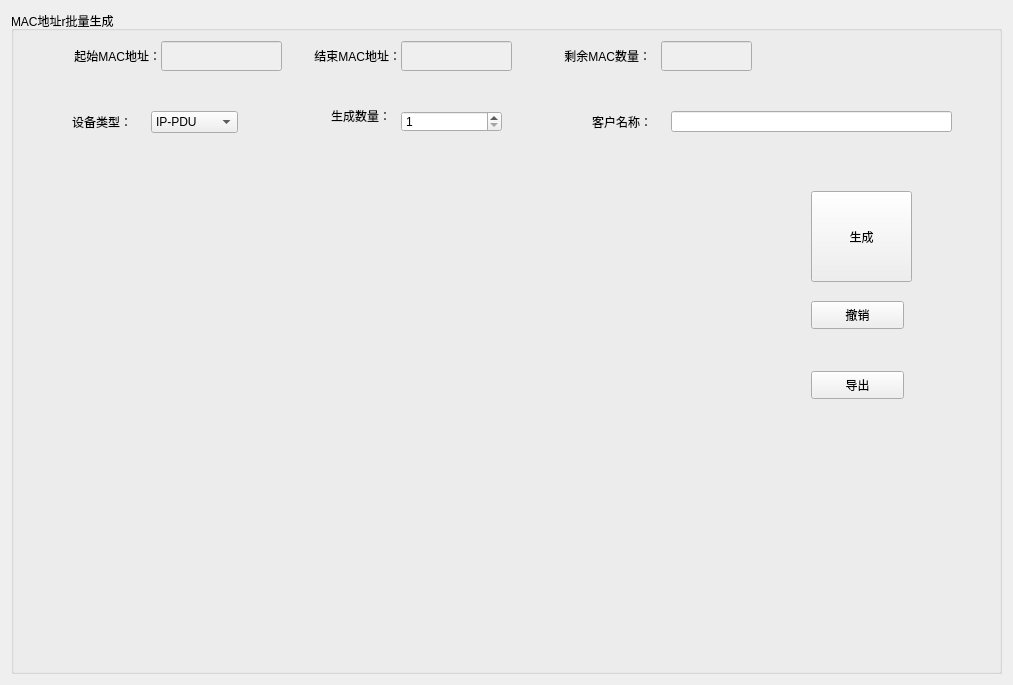
This is MacAddr/creates/createmaclistwid.ui in ChinaClever/PDU-MacAddr as Qt 5 draws it before an edit. The edited form follows.
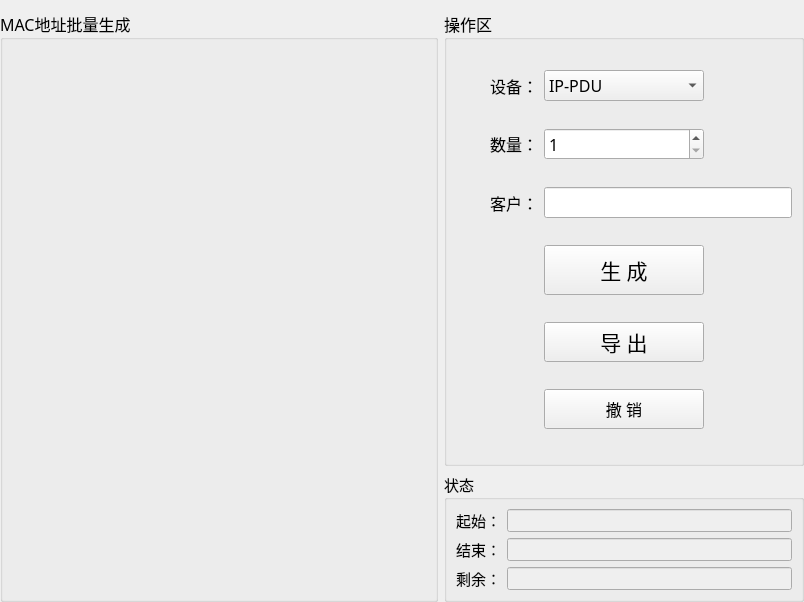
This is the edited form.

Commit message: MAC地址完成

Diff of the .ui file:
```diff
--- a/MacAddr/creates/createmaclistwid.ui
+++ b/MacAddr/creates/createmaclistwid.ui
@@ -6,144 +6,53 @@
    <rect>
     <x>0</x>
     <y>0</y>
-    <width>1013</width>
-    <height>685</height>
+    <width>804</width>
+    <height>602</height>
    </rect>
   </property>
+  <property name="font">
+   <font>
+    <family>微软雅黑</family>
+    <pointsize>12</pointsize>
+   </font>
+  </property>
   <property name="windowTitle">
    <string>Form</string>
   </property>
-  <layout class="QGridLayout" name="gridLayout">
-   <item row="0" column="0">
-    <widget class="QGroupBox" name="groupBox">
+  <layout class="QGridLayout" name="gridLayout_4">
+   <property name="leftMargin">
+    <number>0</number>
+   </property>
+   <property name="rightMargin">
+    <number>0</number>
+   </property>
+   <property name="bottomMargin">
+    <number>0</number>
+   </property>
+   <item row="0" column="1">
+    <widget class="QGroupBox" name="groupBox_3">
+     <property name="maximumSize">
+      <size>
+       <width>360</width>
+       <height>16777215</height>
+      </size>
+     </property>
      <property name="title">
-      <string>MAC地址r批量生成</string>
+      <string>操作区</string>
      </property>
-     <widget class="QLabel" name="label_2">
-      <property name="geometry">
-       <rect>
-        <x>289</x>
-        <y>90</y>
-        <width>91</width>
-        <height>30</height>
-       </rect>
-      </property>
-      <property name="text">
-       <string>生成数量：</string>
-      </property>
-      <property name="alignment">
-       <set>Qt::AlignRight|Qt::AlignTrailing|Qt::AlignVCenter</set>
-      </property>
-     </widget>
-     <widget class="QSpinBox" name="spinBox">
-      <property name="geometry">
-       <rect>
-        <x>390</x>
-        <y>100</y>
-        <width>101</width>
-        <height>21</height>
-       </rect>
-      </property>
-      <property name="minimum">
-       <number>1</number>
-      </property>
-      <property name="maximum">
-       <number>9999</number>
-      </property>
-     </widget>
-     <widget class="QLineEdit" name="countEdit">
-      <property name="enabled">
-       <bool>false</bool>
-      </property>
-      <property name="geometry">
-       <rect>
-        <x>650</x>
-        <y>30</y>
-        <width>91</width>
-        <height>30</height>
-       </rect>
-      </property>
-     </widget>
-     <widget class="QLineEdit" name="nameEdit">
-      <property name="geometry">
-       <rect>
-        <x>660</x>
-        <y>100</y>
-        <width>281</width>
-        <height>21</height>
-       </rect>
-      </property>
-     </widget>
-     <widget class="QLabel" name="label">
-      <property name="geometry">
-       <rect>
-        <x>550</x>
-        <y>90</y>
-        <width>91</width>
-        <height>41</height>
-       </rect>
-      </property>
-      <property name="text">
-       <string>客户名称：</string>
-      </property>
-      <property name="alignment">
-       <set>Qt::AlignRight|Qt::AlignTrailing|Qt::AlignVCenter</set>
-      </property>
-     </widget>
-     <widget class="QLineEdit" name="startEdit">
-      <property name="enabled">
-       <bool>false</bool>
-      </property>
-      <property name="geometry">
-       <rect>
-        <x>150</x>
-        <y>30</y>
-        <width>121</width>
-        <height>30</height>
-       </rect>
-      </property>
-     </widget>
+     <layout class="QGridLayout" name="gridLayout_3">
+      <item row="0" column="0">
      <widget class="QLabel" name="label_3">
-      <property name="geometry">
-       <rect>
-        <x>30</x>
-        <y>90</y>
-        <width>91</width>
-        <height>41</height>
-       </rect>
-      </property>
       <property name="text">
-       <string>设备类型：</string>
+         <string>设备：</string>
       </property>
       <property name="alignment">
        <set>Qt::AlignRight|Qt::AlignTrailing|Qt::AlignVCenter</set>
       </property>
      </widget>
-     <widget class="QLabel" name="label_13">
-      <property name="geometry">
-       <rect>
-        <x>520</x>
-        <y>30</y>
-        <width>120</width>
-        <height>30</height>
-       </rect>
-      </property>
-      <property name="text">
-       <string>剩余MAC数量：</string>
-      </property>
-      <property name="alignment">
-       <set>Qt::AlignRight|Qt::AlignTrailing|Qt::AlignVCenter</set>
-      </property>
-     </widget>
+      </item>
+      <item row="0" column="1">
      <widget class="QComboBox" name="typeBox">
-      <property name="geometry">
-       <rect>
-        <x>140</x>
-        <y>100</y>
-        <width>87</width>
-        <height>22</height>
-       </rect>
-      </property>
       <item>
        <property name="text">
         <string>IP-PDU</string>
@@ -170,100 +79,284 @@
        </property>
       </item>
      </widget>
+      </item>
+      <item row="1" column="0">
+       <widget class="QLabel" name="label_2">
+        <property name="text">
+         <string>数量：</string>
+        </property>
+        <property name="alignment">
+         <set>Qt::AlignRight|Qt::AlignTrailing|Qt::AlignVCenter</set>
+        </property>
+       </widget>
+      </item>
+      <item row="1" column="1">
+       <widget class="QSpinBox" name="spinBox">
+        <property name="minimum">
+         <number>1</number>
+        </property>
+        <property name="maximum">
+         <number>9999</number>
+        </property>
+       </widget>
+      </item>
+      <item row="2" column="0">
+       <widget class="QLabel" name="label">
+        <property name="text">
+         <string>客户：</string>
+        </property>
+        <property name="alignment">
+         <set>Qt::AlignRight|Qt::AlignTrailing|Qt::AlignVCenter</set>
+        </property>
+       </widget>
+      </item>
+      <item row="2" column="1" colspan="2">
+       <widget class="QLineEdit" name="nameEdit"/>
+      </item>
+      <item row="3" column="0">
+       <spacer name="horizontalSpacer">
+        <property name="orientation">
+         <enum>Qt::Horizontal</enum>
+        </property>
+        <property name="sizeHint" stdset="0">
+         <size>
+          <width>81</width>
+          <height>20</height>
+         </size>
+        </property>
+       </spacer>
+      </item>
+      <item row="3" column="1">
+       <widget class="QPushButton" name="createBtn">
+        <property name="minimumSize">
+         <size>
+          <width>160</width>
+          <height>50</height>
+         </size>
+        </property>
+        <property name="maximumSize">
+         <size>
+          <width>200</width>
+          <height>16777215</height>
+         </size>
+        </property>
+        <property name="font">
+         <font>
+          <family>微软雅黑</family>
+          <pointsize>16</pointsize>
+         </font>
+        </property>
+        <property name="text">
+         <string>生 成</string>
+        </property>
+       </widget>
+      </item>
+      <item row="3" column="2">
+       <spacer name="horizontalSpacer_2">
+        <property name="orientation">
+         <enum>Qt::Horizontal</enum>
+        </property>
+        <property name="sizeHint" stdset="0">
+         <size>
+          <width>81</width>
+          <height>20</height>
+         </size>
+        </property>
+       </spacer>
+      </item>
+      <item row="4" column="0">
+       <spacer name="horizontalSpacer_5">
+        <property name="orientation">
+         <enum>Qt::Horizontal</enum>
+        </property>
+        <property name="sizeHint" stdset="0">
+         <size>
+          <width>81</width>
+          <height>20</height>
+         </size>
+        </property>
+       </spacer>
+      </item>
+      <item row="4" column="1">
+       <widget class="QPushButton" name="exportBtn">
+        <property name="minimumSize">
+         <size>
+          <width>160</width>
+          <height>40</height>
+         </size>
+        </property>
+        <property name="maximumSize">
+         <size>
+          <width>200</width>
+          <height>16777215</height>
+         </size>
+        </property>
+        <property name="font">
+         <font>
+          <family>微软雅黑</family>
+          <pointsize>16</pointsize>
+         </font>
+        </property>
+        <property name="text">
+         <string>导 出</string>
+        </property>
+       </widget>
+      </item>
+      <item row="4" column="2">
+       <spacer name="horizontalSpacer_3">
+        <property name="orientation">
+         <enum>Qt::Horizontal</enum>
+        </property>
+        <property name="sizeHint" stdset="0">
+         <size>
+          <width>81</width>
+          <height>20</height>
+         </size>
+        </property>
+       </spacer>
+      </item>
+      <item row="5" column="0">
+       <spacer name="horizontalSpacer_6">
+        <property name="orientation">
+         <enum>Qt::Horizontal</enum>
+        </property>
+        <property name="sizeHint" stdset="0">
+         <size>
+          <width>81</width>
+          <height>20</height>
+         </size>
+        </property>
+       </spacer>
+      </item>
+      <item row="5" column="1">
      <widget class="QPushButton" name="revokeBtn">
-      <property name="geometry">
-       <rect>
-        <x>800</x>
-        <y>290</y>
-        <width>93</width>
-        <height>28</height>
-       </rect>
+        <property name="minimumSize">
+         <size>
+          <width>160</width>
+          <height>40</height>
+         </size>
+        </property>
+        <property name="maximumSize">
+         <size>
+          <width>200</width>
+          <height>16777215</height>
+         </size>
       </property>
       <property name="text">
-       <string>撤销</string>
-      </property>
-     </widget>
-     <widget class="QWidget" name="widget" native="true">
-      <property name="geometry">
-       <rect>
-        <x>20</x>
-        <y>150</y>
-        <width>731</width>
-        <height>461</height>
-       </rect>
-      </property>
-     </widget>
+         <string>撤 销</string>
+        </property>
+       </widget>
+      </item>
+      <item row="5" column="2">
+       <spacer name="horizontalSpacer_4">
+        <property name="orientation">
+         <enum>Qt::Horizontal</enum>
+        </property>
+        <property name="sizeHint" stdset="0">
+         <size>
+          <width>81</width>
+          <height>20</height>
+         </size>
+        </property>
+       </spacer>
+      </item>
+     </layout>
+    </widget>
+   </item>
+   <item row="1" column="1">
+    <widget class="QGroupBox" name="groupBox_2">
+     <property name="maximumSize">
+      <size>
+       <width>360</width>
+       <height>130</height>
+      </size>
+     </property>
+     <property name="font">
+      <font>
+       <family>微软雅黑</family>
+       <pointsize>11</pointsize>
+      </font>
+     </property>
+     <property name="title">
+      <string>状态</string>
+     </property>
+     <layout class="QGridLayout" name="gridLayout_2">
+      <item row="0" column="0">
      <widget class="QLabel" name="label_5">
-      <property name="geometry">
-       <rect>
-        <x>30</x>
-        <y>30</y>
-        <width>120</width>
-        <height>30</height>
-       </rect>
-      </property>
       <property name="text">
-       <string>起始MAC地址：</string>
+         <string>起始：</string>
       </property>
       <property name="alignment">
        <set>Qt::AlignRight|Qt::AlignTrailing|Qt::AlignVCenter</set>
       </property>
      </widget>
+      </item>
+      <item row="0" column="1">
+       <widget class="QLineEdit" name="startEdit">
+        <property name="enabled">
+         <bool>false</bool>
+        </property>
+       </widget>
+      </item>
+      <item row="1" column="0">
      <widget class="QLabel" name="label_6">
-      <property name="geometry">
-       <rect>
-        <x>270</x>
-        <y>30</y>
-        <width>120</width>
-        <height>30</height>
-       </rect>
-      </property>
       <property name="text">
-       <string>结束MAC地址：</string>
+         <string>结束：</string>
       </property>
       <property name="alignment">
        <set>Qt::AlignRight|Qt::AlignTrailing|Qt::AlignVCenter</set>
       </property>
      </widget>
+      </item>
+      <item row="1" column="1">
      <widget class="QLineEdit" name="endEdit">
       <property name="enabled">
        <bool>false</bool>
       </property>
-      <property name="geometry">
-       <rect>
-        <x>390</x>
-        <y>30</y>
-        <width>111</width>
-        <height>30</height>
-       </rect>
-      </property>
-     </widget>
-     <widget class="QPushButton" name="createBtn">
-      <property name="geometry">
-       <rect>
-        <x>800</x>
-        <y>180</y>
-        <width>101</width>
-        <height>91</height>
-       </rect>
-      </property>
+       </widget>
+      </item>
+      <item row="2" column="0">
+       <widget class="QLabel" name="label_13">
       <property name="text">
-       <string>生成</string>
-      </property>
-     </widget>
-     <widget class="QPushButton" name="exportBtn">
-      <property name="geometry">
-       <rect>
-        <x>800</x>
-        <y>360</y>
-        <width>93</width>
-        <height>28</height>
-       </rect>
-      </property>
-      <property name="text">
-       <string>导出</string>
-      </property>
-     </widget>
+         <string>剩余：</string>
+        </property>
+        <property name="alignment">
+         <set>Qt::AlignRight|Qt::AlignTrailing|Qt::AlignVCenter</set>
+        </property>
+       </widget>
+      </item>
+      <item row="2" column="1">
+       <widget class="QLineEdit" name="countEdit">
+        <property name="enabled">
+         <bool>false</bool>
+        </property>
+       </widget>
+      </item>
+     </layout>
+    </widget>
+   </item>
+   <item row="0" column="0" rowspan="2">
+    <widget class="QGroupBox" name="groupBox">
+     <property name="title">
+      <string>MAC地址批量生成</string>
+     </property>
+     <layout class="QGridLayout" name="gridLayout">
+      <property name="leftMargin">
+       <number>0</number>
+      </property>
+      <property name="topMargin">
+       <number>0</number>
+      </property>
+      <property name="rightMargin">
+       <number>0</number>
+      </property>
+      <property name="bottomMargin">
+       <number>0</number>
+      </property>
+      <item row="0" column="0">
+       <widget class="QWidget" name="widget" native="true"/>
+      </item>
+     </layout>
     </widget>
    </item>
   </layout>
```
Lines whose indentation alone changed are shown as unchanged. The commit also changes 21 other files.
